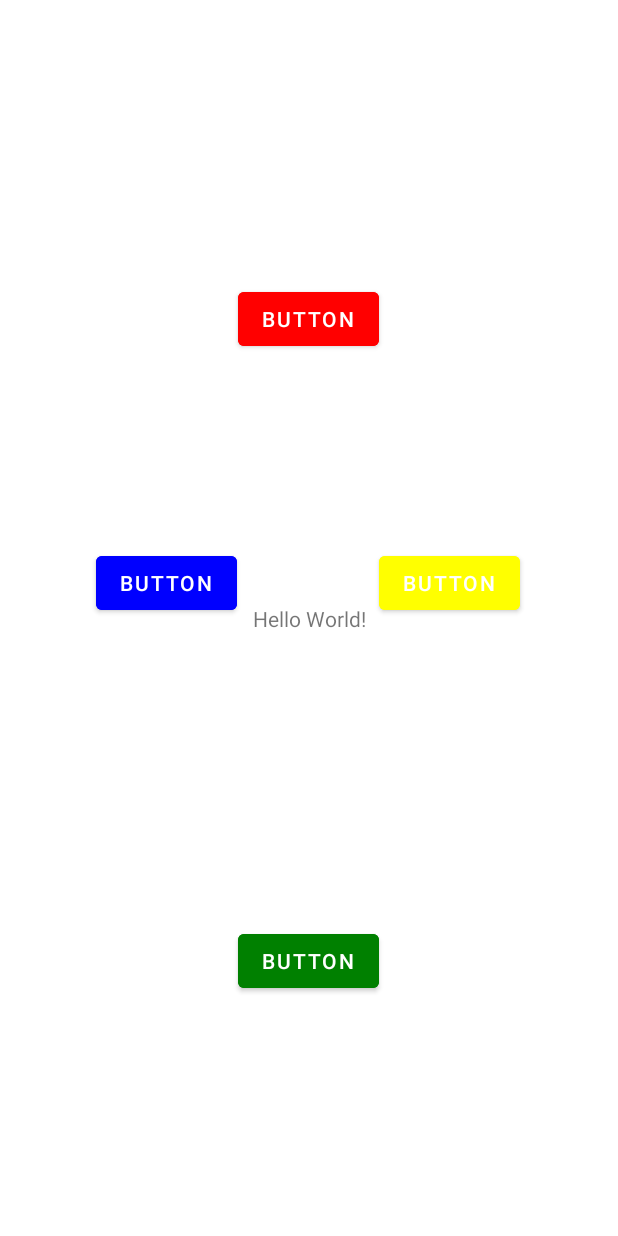
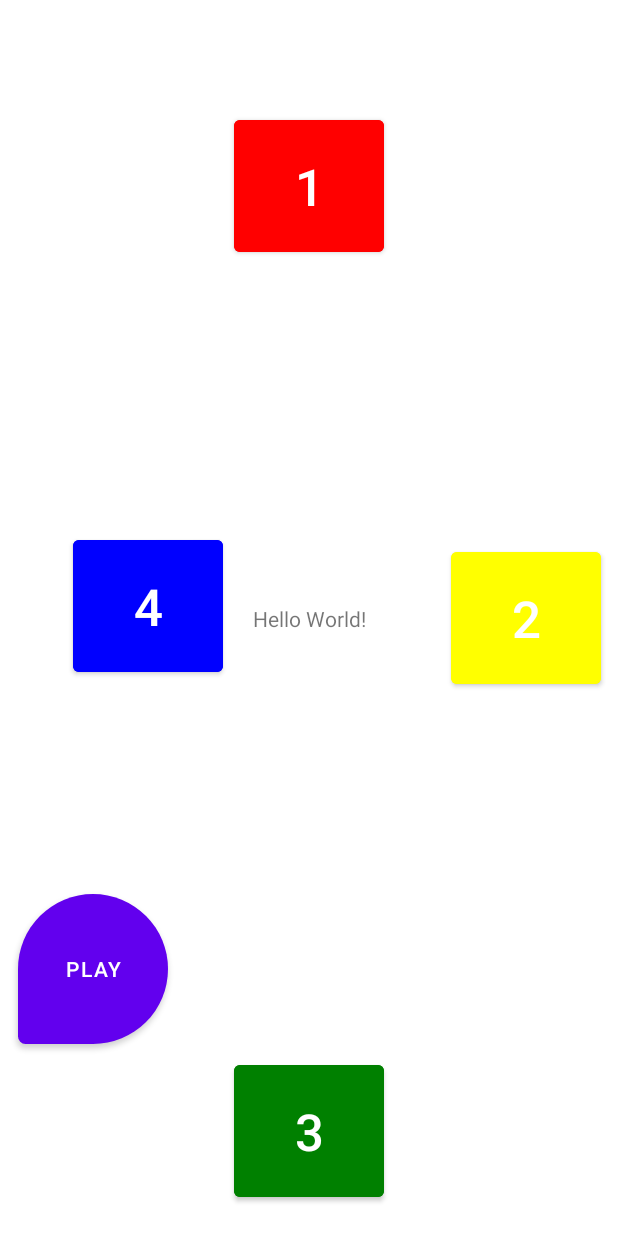
Before and after one commit to StevenK418/MemoryGameApp, an Android app: the layout activity_main.xml on its own in the app's theme, with its tools: preview values and no code run, on a phone screen of 412 x 824 dp. Run offline under Robolectric (Android 15) with nearby library versions, the phone set to English and light mode, and no system bars.

Commit message:
=> Added new layout to main game screen. => Changed default Orientation to Landscape. => Added new Database manager class. => Added new High score class. => Added new ScoreManager Class.

```diff
--- a/app/src/main/AndroidManifest.xml
+++ b/app/src/main/AndroidManifest.xml
@@ -13,6 +13,7 @@
         android:theme="@style/Theme.MemoryGameApp"
         tools:targetApi="31">
         <activity
+            android:screenOrientation="landscape"
             android:name=".MainActivity"
             android:exported="true">
             <intent-filter>
--- /dev/null
+++ b/app/src/main/res/drawable/roundbtn.xml
@@ -0,0 +1,9 @@
+<?xml version="1.0" encoding="utf-8"?>
+<shape xmlns:android="http://schemas.android.com/apk/res/android"
+    android:shape="rectangle">
+    <solid android:color="@color/Red" />
+    <corners android:bottomRightRadius="100dp"
+        android:bottomLeftRadius="10dp"
+        android:topRightRadius="100dp"
+        android:topLeftRadius="100dp"/>
+</shape>
--- a/app/src/main/res/layout/activity_main.xml
+++ b/app/src/main/res/layout/activity_main.xml
@@ -4,10 +4,11 @@
     xmlns:tools="http://schemas.android.com/tools"
     android:layout_width="match_parent"
     android:layout_height="match_parent"
+    android:background="#FFFFFF"
     tools:context=".MainActivity">
 
     <TextView
-        android:id="@+id/textView2"
+        android:id="@+id/txt_Time"
         android:layout_width="wrap_content"
         android:layout_height="wrap_content"
         android:text="Hello World!"
@@ -18,54 +19,98 @@
 
     <Button
         android:id="@+id/btnRed"
-        android:layout_width="wrap_content"
-        android:layout_height="wrap_content"
+        android:layout_width="100dp"
+        android:layout_height="100dp"
         android:backgroundTint="@color/Red"
         android:onClick="doPlay"
-        android:text="Button"
-        app:layout_constraintBottom_toBottomOf="parent"
+        android:text="1"
+        android:textSize="34sp"
+        app:layout_constraintBottom_toTopOf="@+id/guideline4"
         app:layout_constraintEnd_toEndOf="parent"
-        app:layout_constraintHorizontal_bias="0.498"
         app:layout_constraintStart_toStartOf="parent"
-        app:layout_constraintTop_toTopOf="parent"
-        app:layout_constraintVertical_bias="0.243" />
+        app:layout_constraintTop_toTopOf="parent" />
 
     <Button
         android:id="@+id/btnGreen"
-        android:layout_width="wrap_content"
-        android:layout_height="wrap_content"
-        android:layout_marginStart="64dp"
-        android:layout_marginTop="176dp"
-        android:text="Button"
+        android:layout_width="100dp"
+        android:layout_height="100dp"
+        android:layout_marginStart="52dp"
         android:backgroundTint="@color/Blue"
+        android:text="4"
+        android:textSize="34sp"
+        app:layout_constraintBottom_toTopOf="@+id/guideline5"
+        app:layout_constraintEnd_toStartOf="@+id/guideline2"
+        app:layout_constraintHorizontal_bias="0.125"
         app:layout_constraintStart_toStartOf="parent"
-        app:layout_constraintTop_toTopOf="@+id/btnRed" />
+        app:layout_constraintTop_toTopOf="@+id/guideline4"
+        app:layout_constraintVertical_bias="0.466" />
 
     <Button
         android:id="@+id/btnBlue"
-        android:layout_width="wrap_content"
-        android:layout_height="wrap_content"
-        android:layout_marginTop="176dp"
-        android:layout_marginEnd="48dp"
-        android:text="Button"
+        android:layout_width="100dp"
+        android:layout_height="100dp"
         android:backgroundTint="@color/Yellow"
+        android:text="2"
+        android:textSize="34sp"
+        app:layout_constraintBottom_toTopOf="@+id/guideline5"
         app:layout_constraintEnd_toEndOf="parent"
-        app:layout_constraintHorizontal_bias="0.846"
-        app:layout_constraintStart_toEndOf="@+id/btnGreen"
-        app:layout_constraintTop_toTopOf="@+id/btnRed" />
+        app:layout_constraintStart_toStartOf="@+id/guideline3"
+        app:layout_constraintTop_toTopOf="@+id/guideline4" />
 
     <Button
         android:id="@+id/btnYellow"
+        android:layout_width="100dp"
+        android:layout_height="100dp"
+        android:layout_marginBottom="20dp"
+        android:backgroundTint="@color/Green"
+        android:text="3"
+        android:textSize="34sp"
+        app:layout_constraintBottom_toBottomOf="parent"
+        app:layout_constraintEnd_toStartOf="@+id/guideline3"
+        app:layout_constraintStart_toStartOf="@+id/guideline2"
+        app:layout_constraintTop_toTopOf="@+id/guideline5"
+        app:layout_constraintVertical_bias="1.0" />
+
+    <androidx.constraintlayout.widget.Guideline
+        android:id="@+id/guideline2"
         android:layout_width="wrap_content"
         android:layout_height="wrap_content"
-        android:layout_marginTop="204dp"
-        android:text="Button"
+        android:orientation="vertical"
+        app:layout_constraintGuide_percent=".3" />
+
+    <androidx.constraintlayout.widget.Guideline
+        android:id="@+id/guideline3"
+        android:layout_width="wrap_content"
+        android:layout_height="wrap_content"
+        android:orientation="vertical"
+        app:layout_constraintGuide_percent=".7" />
+
+    <androidx.constraintlayout.widget.Guideline
+        android:id="@+id/guideline4"
+        android:layout_width="wrap_content"
+        android:layout_height="wrap_content"
+        android:orientation="horizontal"
+        app:layout_constraintGuide_percent=".3" />
+
+    <androidx.constraintlayout.widget.Guideline
+        android:id="@+id/guideline5"
+        android:layout_width="wrap_content"
+        android:layout_height="wrap_content"
+        android:orientation="horizontal"
+        app:layout_constraintGuide_percent=".7" />
+
+    <Button
+        android:id="@+id/btnPlay"
+        android:layout_width="100dp"
+        android:layout_height="100dp"
+        android:background="@drawable/roundbtn"
         android:backgroundTint="@color/Green"
+        android:onClick="doPlay"
+        android:text="PLAY"
         app:layout_constraintBottom_toBottomOf="parent"
-        app:layout_constraintEnd_toEndOf="parent"
-        app:layout_constraintHorizontal_bias="0.498"
+        app:layout_constraintEnd_toStartOf="@+id/guideline2"
         app:layout_constraintStart_toStartOf="parent"
-        app:layout_constraintTop_toBottomOf="@+id/btnGreen"
-        app:layout_constraintVertical_bias="0.0" />
+        app:layout_constraintTop_toTopOf="@+id/guideline5"
+        app:layout_constraintVertical_bias="0.13" />
 
 </androidx.constraintlayout.widget.ConstraintLayout>
```
Also changed, not shown: app/src/main/java/com/example/memorygameapp/DatabaseManager.java (added, +105 -0 lines), app/src/main/java/com/example/memorygameapp/HighScore.java (added, +45 -0 lines), app/src/main/java/com/example/memorygameapp/MainActivity.java (+33 -13 lines), app/src/main/java/com/example/memorygameapp/ScoreManager.java (added, +7 -0 lines), app/src/main/res/drawable/roundplaybutton.xml (added, +9 -0 lines).
